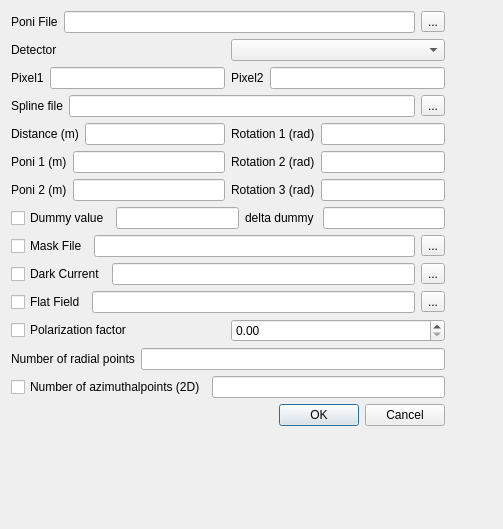
Before: the Qt Designer form gui/integration.ui in silx-kit/pyFAI, drawn with Qt 5.
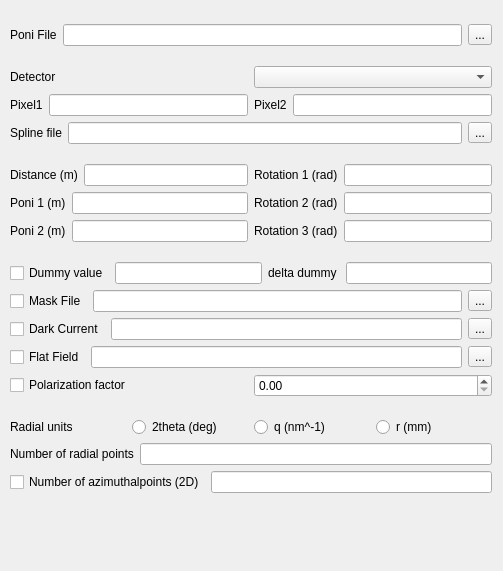
After: the same form once the commit is applied.

Commit message: small things I forgot to commit

Diff of the .ui file:
```diff
--- a/gui/integration.ui
+++ b/gui/integration.ui
@@ -8,15 +8,22 @@
     <x>0</x>
     <y>0</y>
     <width>503</width>
-    <height>529</height>
+    <height>571</height>
    </rect>
   </property>
   <property name="windowTitle">
    <string>Form</string>
   </property>
-  <layout class="QFormLayout" name="formLayout">
-   <item row="0" column="0">
-    <layout class="QVBoxLayout" name="verticalLayout_5">
+  <widget class="QWidget" name="">
+   <property name="geometry">
+    <rect>
+     <x>10</x>
+     <y>10</y>
+     <width>482</width>
+     <height>502</height>
+    </rect>
+   </property>
+   <layout class="QVBoxLayout" name="verticalLayout_6">
      <item>
       <layout class="QHBoxLayout" name="horizontalLayout_10">
        <item>
@@ -303,6 +310,49 @@
       </layout>
      </item>
      <item>
+     <layout class="QVBoxLayout" name="verticalLayout_5">
+      <item>
+       <layout class="QHBoxLayout" name="horizontalLayout_19">
+        <item>
+         <widget class="QLabel" name="label_10">
+          <property name="text">
+           <string>Radial units</string>
+          </property>
+         </widget>
+        </item>
+        <item>
+         <widget class="QRadioButton" name="radioButton">
+          <property name="text">
+           <string>2theta (deg)</string>
+          </property>
+          <attribute name="buttonGroup">
+           <string>buttonGroup</string>
+          </attribute>
+         </widget>
+        </item>
+        <item>
+         <widget class="QRadioButton" name="radioButton_2">
+          <property name="text">
+           <string>q (nm^-1)</string>
+          </property>
+          <attribute name="buttonGroup">
+           <string>buttonGroup</string>
+          </attribute>
+         </widget>
+        </item>
+        <item>
+         <widget class="QRadioButton" name="radioButton_3">
+          <property name="text">
+           <string>r (mm)</string>
+          </property>
+          <attribute name="buttonGroup">
+           <string>buttonGroup</string>
+          </attribute>
+         </widget>
+        </item>
+       </layout>
+      </item>
+      <item>
       <layout class="QHBoxLayout" name="horizontalLayout_8">
        <item>
         <widget class="QLabel" name="label_8">
@@ -330,33 +380,10 @@
        </item>
       </layout>
      </item>
-     <item>
-      <layout class="QHBoxLayout" name="horizontalLayout_19">
-       <item>
-        <spacer name="horizontalSpacer_2">
-         <property name="orientation">
-          <enum>Qt::Horizontal</enum>
-         </property>
-         <property name="sizeHint" stdset="0">
-          <size>
-           <width>268</width>
-           <height>20</height>
-          </size>
-         </property>
-        </spacer>
-       </item>
-       <item>
-        <widget class="QDialogButtonBox" name="CancelOK">
-         <property name="standardButtons">
-          <set>QDialogButtonBox::Cancel|QDialogButtonBox::Ok</set>
-         </property>
-        </widget>
-       </item>
-      </layout>
-     </item>
-    </layout>
-   </item>
-  </layout>
+     </layout>
+    </item>
+   </layout>
+  </widget>
  </widget>
  <tabstops>
   <tabstop>poni</tabstop>
```
Left out of the diff: 4 changed lines with no effect on the pictures. Lines whose indentation alone changed are shown as unchanged. The commit also changes 2 other files.
